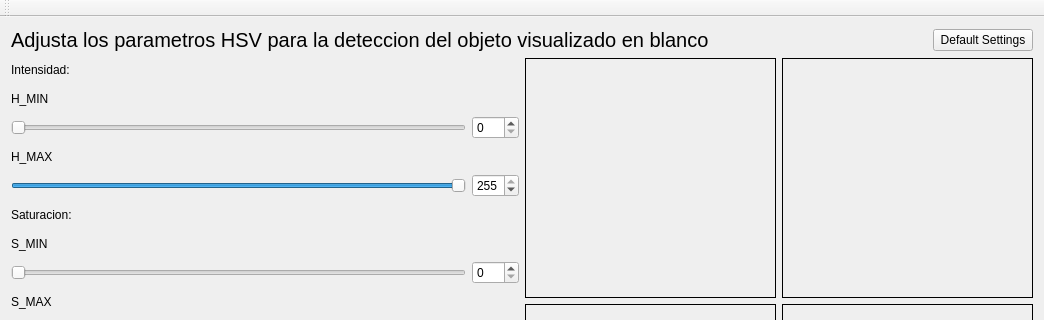
AlejoRMinetti/tracking-config, file video/camaraConfig.ui: the form before one commit; both pictures show x 0 to 1044 and y 0 to 320 of the 1044 by 577 pixel window.
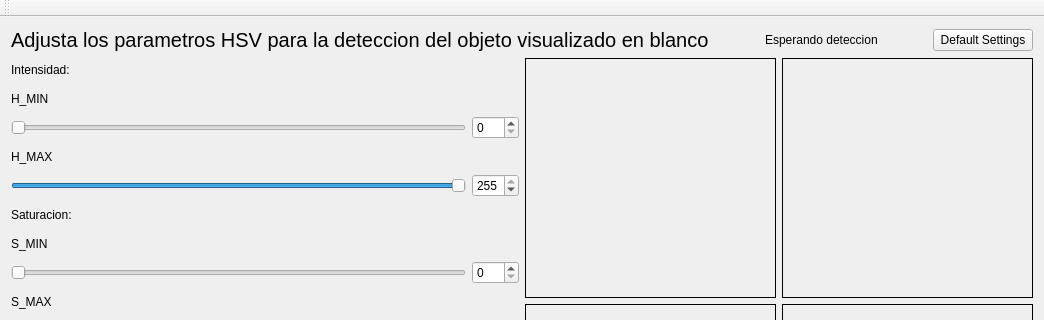
The form after the commit.

Commit message: Senial de deteccion por validar conteo

```diff
--- a/video/camaraConfig.ui
+++ b/video/camaraConfig.ui
@@ -48,6 +48,26 @@
         </property>
        </spacer>
       </item>
+      <item>
+       <widget class="QLabel" name="label_presencia">
+        <property name="text">
+         <string>Esperando deteccion</string>
+        </property>
+       </widget>
+      </item>
+      <item>
+       <spacer name="horizontalSpacer_2">
+        <property name="orientation">
+         <enum>Qt::Horizontal</enum>
+        </property>
+        <property name="sizeHint" stdset="0">
+         <size>
+          <width>40</width>
+          <height>20</height>
+         </size>
+        </property>
+       </spacer>
+      </item>
       <item>
        <widget class="QPushButton" name="defaultButton">
         <property name="text">
```
The commit also changes 4 other files.
